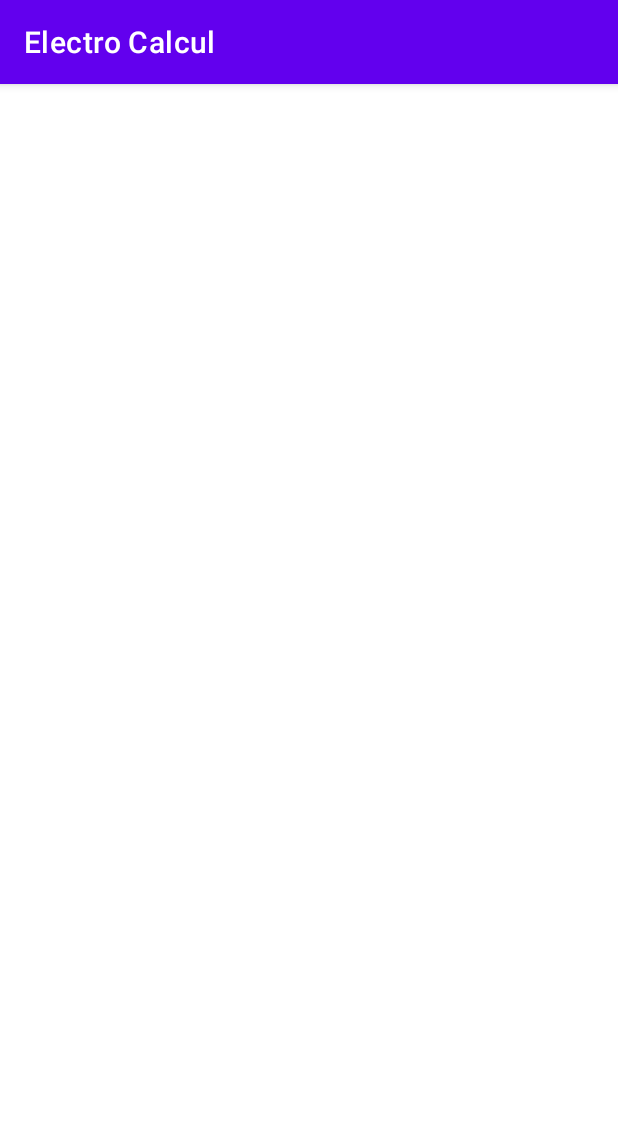
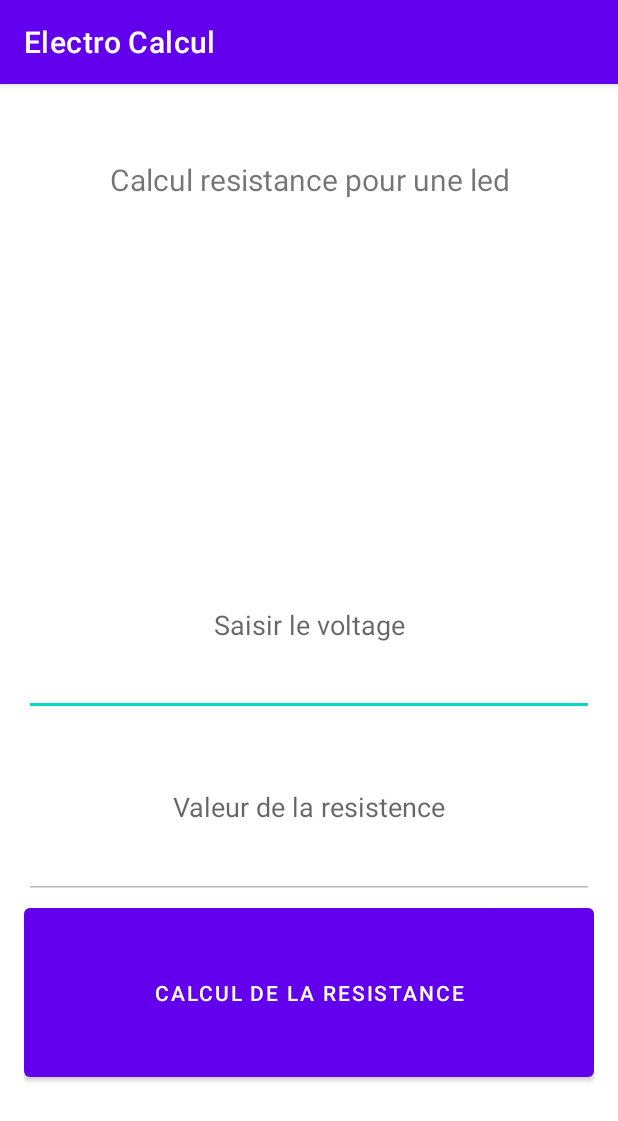
Before and after one commit to Theophile-Yvars/Mini-Projet, an Android app: the Led screen opened directly, with no data from a screen before it, on a phone screen of 412 x 824 dp. Shown: the top 1121 px of the screen. Run offline under Robolectric (Android 15) with nearby library versions, the phone set to English and light mode, and no system bars.

Commit message:
activite led res

```diff
--- /dev/null
+++ b/app/src/main/java/com/example/mapetiteapp/CalculResLed.java
@@ -0,0 +1,16 @@
+package com.example.mapetiteapp;
+
+public class CalculResLed {
+    /*
+        Pour le calcul d'une résistance d'une led, on considere sa tension de fonctionnement à 2.2 Volt
+        et son intensité à 20mA
+         */
+    private static float intensite = 0.02f;
+    private static float voltLed = 2.2f;
+
+    static float calculResistance(float voltSysteme){
+        float resistance = 0;
+        resistance = (voltSysteme - CalculResLed.voltLed) / CalculResLed.intensite;
+        return resistance;
+    }
+}
--- a/app/src/main/java/com/example/mapetiteapp/Led.java
+++ b/app/src/main/java/com/example/mapetiteapp/Led.java
@@ -3,6 +3,8 @@ package com.example.mapetiteapp;
 import androidx.appcompat.app.AppCompatActivity;
 
 import android.os.Bundle;
+import android.view.View;
+import android.widget.Button;
 
 public class Led extends AppCompatActivity {
 
@@ -10,5 +12,11 @@ public class Led extends AppCompatActivity {
     protected void onCreate(Bundle savedInstanceState) {
         super.onCreate(savedInstanceState);
         setContentView(R.layout.activity_led);
+        Button buttonCalculRes = findViewById(R.id.calculRes);
+        buttonCalculRes.setOnClickListener(this::calculRes);
     }
+
+   void calculRes(View sender){
+
+   }
 }
--- a/app/src/main/res/layout/activity_led.xml
+++ b/app/src/main/res/layout/activity_led.xml
@@ -6,4 +6,64 @@
     android:layout_height="match_parent"
     tools:context=".Led">
 
+    <TextView
+        android:id="@+id/textView"
+        android:layout_width="wrap_content"
+        android:layout_height="wrap_content"
+        android:layout_marginTop="50dp"
+        android:gravity="center"
+        android:text="@string/titreLed"
+        android:textSize="20dp"
+        app:layout_constraintEnd_toEndOf="parent"
+        app:layout_constraintStart_toStartOf="parent"
+        app:layout_constraintTop_toTopOf="parent" />
+
+    <LinearLayout
+        android:layout_width="match_parent"
+        android:layout_height="match_parent"
+        android:layout_marginStart="16dp"
+        android:layout_marginLeft="16dp"
+        android:layout_marginTop="300dp"
+        android:layout_marginEnd="16dp"
+        android:layout_marginRight="16dp"
+        android:layout_marginBottom="100dp"
+        android:orientation="vertical"
+        app:layout_constraintBottom_toBottomOf="parent"
+        app:layout_constraintEnd_toEndOf="parent"
+        app:layout_constraintStart_toStartOf="parent"
+        app:layout_constraintTop_toTopOf="parent">
+
+        <EditText
+            android:id="@+id/input"
+            android:layout_width="match_parent"
+            android:layout_height="wrap_content"
+            android:layout_weight="1"
+            android:gravity="center"
+            android:ems="10"
+            android:hint="@string/inputLed"
+            android:inputType="numberDecimal" />
+
+        <EditText
+            android:id="@+id/output"
+            android:layout_width="match_parent"
+            android:layout_height="wrap_content"
+            android:layout_weight="1"
+            android:gravity="center"
+            android:ems="10"
+            android:enabled="false"
+            android:hint="@string/outputLed"
+            android:inputType="numberDecimal" />
+
+        <Button
+            android:id="@+id/calculRes"
+            android:layout_width="match_parent"
+            android:layout_height="wrap_content"
+            android:layout_weight="1"
+            android:gravity="center"
+            android:text="@string/actionLed" />
+
+
+    </LinearLayout>
+
+
 </androidx.constraintlayout.widget.ConstraintLayout>
--- a/app/src/main/res/values/strings.xml
+++ b/app/src/main/res/values/strings.xml
@@ -1,6 +1,10 @@
 <resources>
     <string name="app_name">Electro Calcul</string>
     <string name="titre">Calcul electronique</string>
+    <string name="titreLed">Calcul resistance pour une led</string>
     <string name="activite1">Filtre passe-bas</string>
     <string name="activite2">Led - Resistance</string>
+    <string name="inputLed">Saisir le voltage</string>
+    <string name="outputLed">Valeur de la resistence</string>
+    <string name="actionLed">Calcul de la resistance</string>
 </resources>
```
